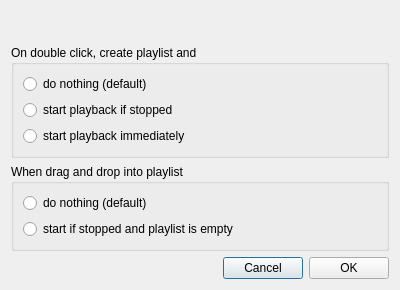
Above: src/GUI/LibraryPreferences/GUI_LibraryPreferences.ui from return42/sayonara before the change. Below: the same form after it.
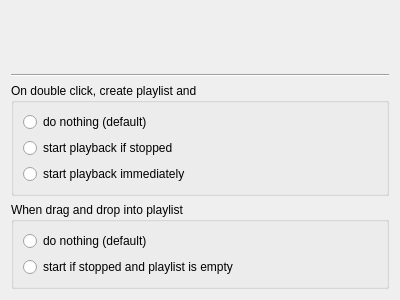
That is the form after the change.

Commit message: library immporter refactoring

Diff of the .ui file:
```diff
--- a/src/GUI/LibraryPreferences/GUI_LibraryPreferences.ui
+++ b/src/GUI/LibraryPreferences/GUI_LibraryPreferences.ui
@@ -1,20 +1,43 @@
 <?xml version="1.0" encoding="UTF-8"?>
 <ui version="4.0">
  <class>GUI_LibraryPreferences</class>
- <widget class="QDialog" name="GUI_LibraryPreferences">
+ <widget class="QWidget" name="GUI_LibraryPreferences">
   <property name="geometry">
    <rect>
     <x>0</x>
     <y>0</y>
     <width>400</width>
-    <height>290</height>
+    <height>300</height>
    </rect>
   </property>
   <property name="windowTitle">
    <string/>
   </property>
   <layout class="QGridLayout" name="gridLayout">
+   <item row="3" column="0">
+    <widget class="QGroupBox" name="groupBox_2">
+     <property name="title">
+      <string>When drag and drop into playlist </string>
+     </property>
+     <layout class="QGridLayout" name="gridLayout_2">
+      <item row="0" column="0">
+       <widget class="QRadioButton" name="rb_dd_do_nothing">
+        <property name="text">
+         <string>do nothing (default)</string>
+        </property>
+       </widget>
+      </item>
    <item row="1" column="0">
+       <widget class="QRadioButton" name="rb_dd_start_if_stopped_and_empty">
+        <property name="text">
+         <string>start if stopped and playlist is empty</string>
+        </property>
+       </widget>
+      </item>
+     </layout>
+    </widget>
+   </item>
+   <item row="2" column="0">
     <widget class="QGroupBox" name="groupBox">
      <property name="title">
       <string>On double click, create playlist and</string>
@@ -44,29 +67,6 @@
      </layout>
     </widget>
    </item>
-   <item row="4" column="0">
-    <widget class="QGroupBox" name="groupBox_2">
-     <property name="title">
-      <string>When drag and drop into playlist </string>
-     </property>
-     <layout class="QGridLayout" name="gridLayout_2">
-      <item row="0" column="0">
-       <widget class="QRadioButton" name="rb_dd_do_nothing">
-        <property name="text">
-         <string>do nothing (default)</string>
-        </property>
-       </widget>
-      </item>
-      <item row="1" column="0">
-       <widget class="QRadioButton" name="rb_dd_start_if_stopped_and_empty">
-        <property name="text">
-         <string>start if stopped and playlist is empty</string>
-        </property>
-       </widget>
-      </item>
-     </layout>
-    </widget>
-   </item>
    <item row="0" column="0">
     <widget class="QLabel" name="lab_title">
      <property name="font">
@@ -81,36 +81,12 @@
      </property>
     </widget>
    </item>
-   <item row="6" column="0">
-    <layout class="QHBoxLayout" name="horizontalLayout">
-     <item>
-      <spacer name="horizontalSpacer">
+   <item row="1" column="0">
+    <widget class="Line" name="line">
        <property name="orientation">
         <enum>Qt::Horizontal</enum>
        </property>
-       <property name="sizeHint" stdset="0">
-        <size>
-         <width>40</width>
-         <height>20</height>
-        </size>
-       </property>
-      </spacer>
-     </item>
-     <item>
-      <widget class="QPushButton" name="btn_cancel">
-       <property name="text">
-        <string>Cancel</string>
-       </property>
-      </widget>
-     </item>
-     <item>
-      <widget class="QPushButton" name="btn_ok">
-       <property name="text">
-        <string>OK</string>
-       </property>
-      </widget>
-     </item>
-    </layout>
+    </widget>
    </item>
   </layout>
  </widget>
```
Left out of the diff: 3 changed lines with no effect on the pictures. Lines whose indentation alone changed are shown as unchanged. The commit also changes 71 other files.
